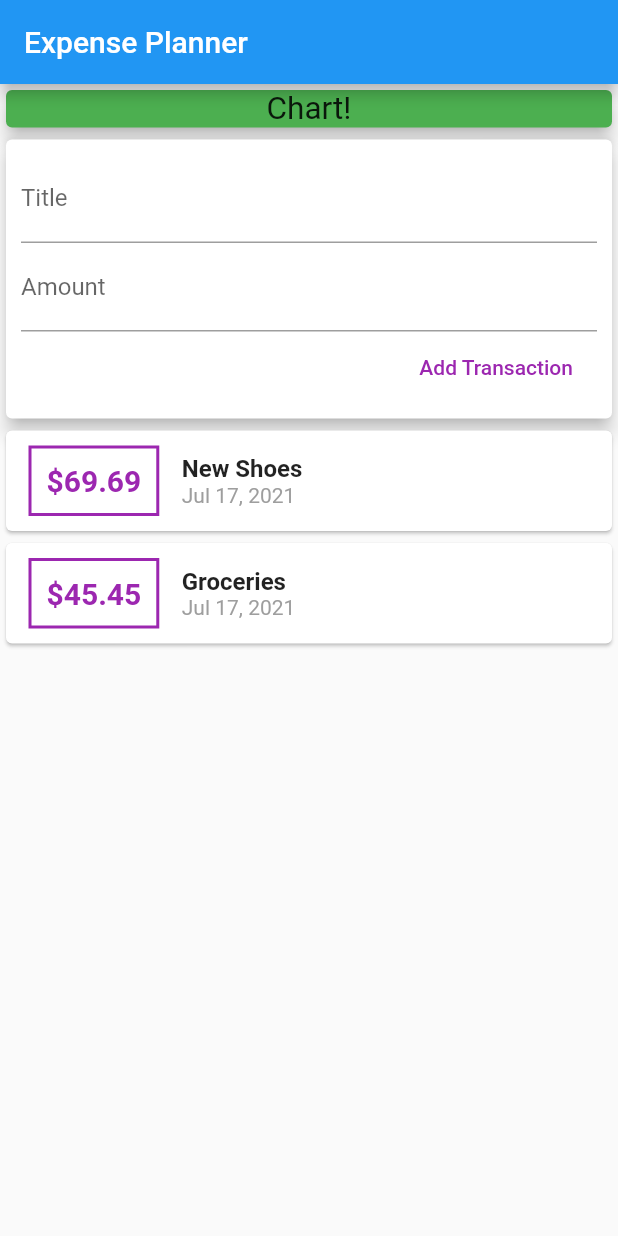
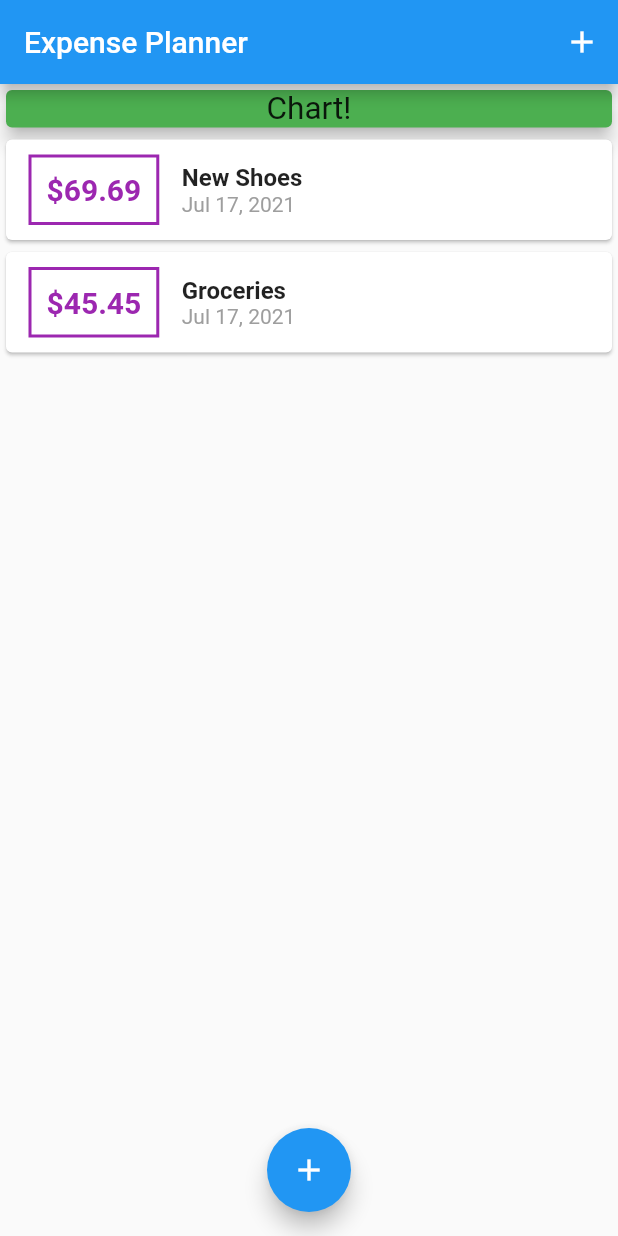
Before and after one commit to Mohit182/expense-planner_flutter, a Flutter app: the screen it shows after launch, on a phone screen of 412 x 824 dp. Run offline on Flutter 3.47's test engine with Material 2 defaults, Android fonts, the phone set to English and light mode, and no system bars.

Commit message:
added a floating action button and icon button for adding new transaction

```diff
--- a/lib/main.dart
+++ b/lib/main.dart
@@ -1,15 +1,53 @@
 import 'package:flutter/material.dart';
-
-import './widgets/user_transaction.dart';
+import './widgets/new_transaction.dart';
+import './models/transaction.dart';
+import './widgets/transaction_list.dart';
 
 void main() => runApp(MyHomePage());
 
-class MyHomePage extends StatelessWidget {
+class MyHomePage extends StatefulWidget {
   // String titleInput;
   // String amountInput;
 
-  final titleController = TextEditingController();
-  final amountController = TextEditingController();
+  @override
+  _MyHomePageState createState() => _MyHomePageState();
+}
+
+class _MyHomePageState extends State<MyHomePage> {
+  final List<Transaction> _userTransactions = [
+    Transaction(
+      id: 't1',
+      title: 'New Shoes',
+      amount: 69.69,
+      date: DateTime.now(),
+    ),
+    Transaction(
+      id: 't2',
+      title: 'Groceries',
+      amount: 45.45,
+      date: DateTime.now(),
+    )
+  ];
+
+  void _addNewTransaction(String txTitle, double txAmount) {
+    final newTx = Transaction(
+      id: DateTime.now().toString(),
+      title: txTitle,
+      amount: txAmount,
+      date: DateTime.now(),
+    );
+    setState(() {
+      _userTransactions.add(newTx);
+    });
+  }
+
+  void _startAddNewTransaction(BuildContext ctx) {
+    showBottomSheet(
+        context: ctx,
+        builder: (bCtx) {
+          return NewTransaction(_addNewTransaction);
+        });
+  }
 
   @override
   Widget build(BuildContext context) {
@@ -17,6 +55,12 @@ class MyHomePage extends StatelessWidget {
       home: Scaffold(
         appBar: AppBar(
           title: Text('Expense Planner'),
+          actions: <Widget>[
+            IconButton(
+              icon: Icon(Icons.add),
+              onPressed: () => _startAddNewTransaction(context),
+            ),
+          ],
         ),
         body: SingleChildScrollView(
           child: Column(
@@ -34,9 +78,14 @@ class MyHomePage extends StatelessWidget {
                   width: double.infinity,
                 ),
               ),
-              UserTransactions()
+              TransactionList(_userTransactions),
             ],
           ),
+        ),
+        floatingActionButtonLocation: FloatingActionButtonLocation.centerFloat,
+        floatingActionButton: FloatingActionButton(
+          child: Icon(Icons.add),
+          onPressed: () => _startAddNewTransaction(context),
         ),
       ),
     );
--- a/lib/widgets/user_transaction.dart
+++ b/lib/widgets/user_transaction.dart
@@ -1,8 +1,4 @@
 import 'package:flutter/material.dart';
-
-import 'new_transaction.dart';
-import './transaction_list.dart';
-import '../models/transaction.dart';
 
 class UserTransactions extends StatefulWidget {
   @override
@@ -10,40 +6,10 @@ class UserTransactions extends StatefulWidget {
 }
 
 class _UserTransactionsState extends State<UserTransactions> {
-  final List<Transaction> _userTransactions = [
-    Transaction(
-      id: 't1',
-      title: 'New Shoes',
-      amount: 69.69,
-      date: DateTime.now(),
-    ),
-    Transaction(
-      id: 't2',
-      title: 'Groceries',
-      amount: 45.45,
-      date: DateTime.now(),
-    )
-  ];
-
-  void _addNewTransaction(String txTitle, double txAmount) {
-    final newTx = Transaction(
-      id: DateTime.now().toString(),
-      title: txTitle,
-      amount: txAmount,
-      date: DateTime.now(),
-    );
-    setState(() {
-      _userTransactions.add(newTx);
-    });
-  }
-
   @override
   Widget build(BuildContext context) {
     return Column(
-      children: <Widget>[
-        NewTransaction(_addNewTransaction),
-        TransactionList(_userTransactions),
-      ],
+      children: <Widget>[],
     );
   }
 }
```
